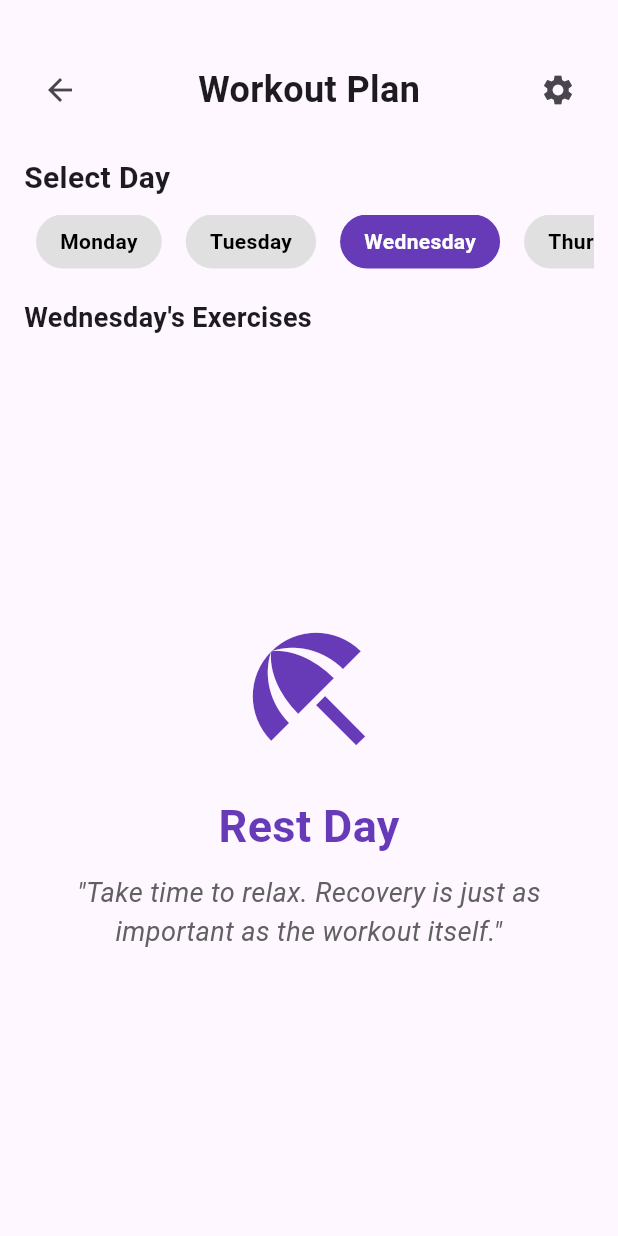
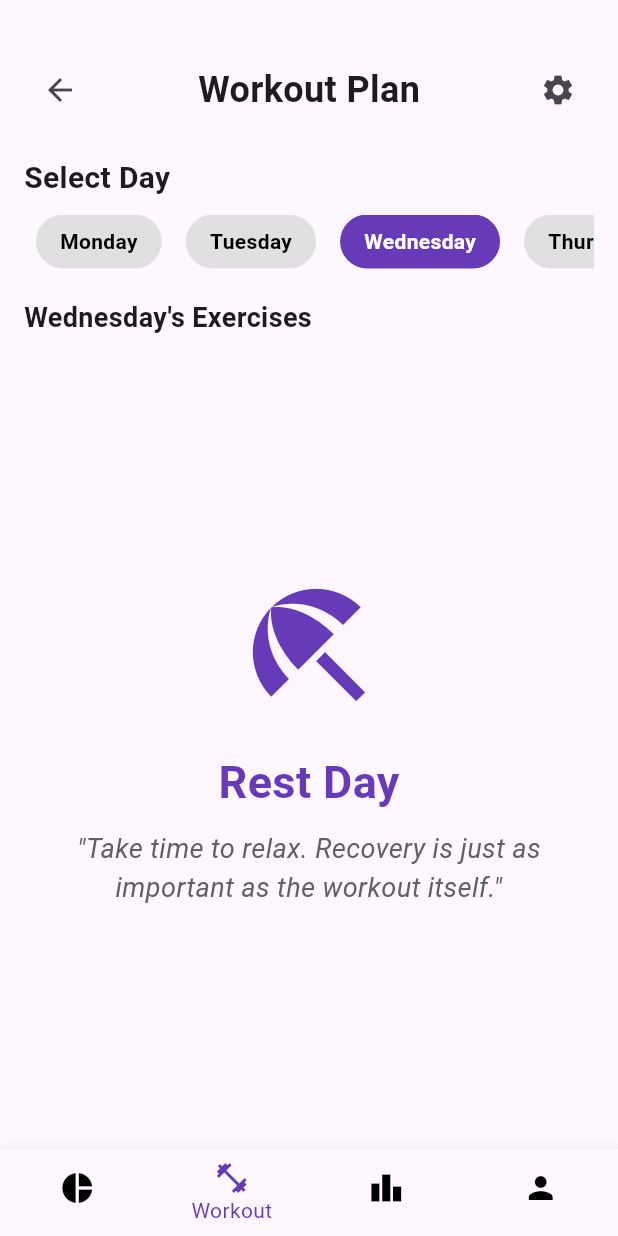
Before and after one commit to Eilhie/BuddyQuest, a Flutter app: the WorkoutPlanPage screen opened by its route, on a phone screen of 412 x 824 dp. Run offline on Flutter 3.47's test engine with Material 3 defaults, Android fonts, the phone set to English and light mode, and no system bars; our stand-ins replace cloud_firestore, firebase_auth, firebase_core, flutter_dotenv, google_sign_in, shared_preferences; accounts and stored records are empty.

Commit message:
FIXING MINOR UI BUG

```diff
--- a/lib/workout_plan.dart
+++ b/lib/workout_plan.dart
@@ -427,8 +427,51 @@ class _WorkoutPlanPageState extends State<WorkoutPlanPage> {
                     },
                   ),
                 ),
+
               ],
             ),
+          ),
+          bottomNavigationBar: BottomNavigationBar(
+            type: BottomNavigationBarType.fixed,
+            currentIndex: 1,
+            onTap: (index) {
+              switch (index) {
+                case 0:
+                  Navigator.pushNamed(context, '/home');
+                  break;
+                case 1:
+                  Navigator.pushNamed(context, '/workout');
+                  break;
+                case 2:
+                  Navigator.pushNamed(context, '/leaderboard');
+                  break;
+                case 3:
+                  Navigator.pushNamed(context, '/profile');
+                  break;
+              }
+            },
+            selectedItemColor: Colors.deepPurple,
+            unselectedItemColor: Colors.black,
+            showSelectedLabels: true,
+            showUnselectedLabels: false,
+            items: [
+              BottomNavigationBarItem(
+                icon: Icon(Icons.pie_chart),
+                label: 'Home',
+              ),
+              BottomNavigationBarItem(
+                icon: Icon(Icons.fitness_center),
+                label: 'Workout',
+              ),
+              BottomNavigationBarItem(
+                icon: Icon(Icons.leaderboard),
+                label: 'Leaderboard',
+              ),
+              BottomNavigationBarItem(
+                icon: Icon(Icons.person),
+                label: 'Profile',
+              ),
+            ],
           ),
         );
       },
```
Also changed, not shown: lib/edit_profile.dart (+3 -8 lines), lib/profile.dart (+0 -8 lines).
